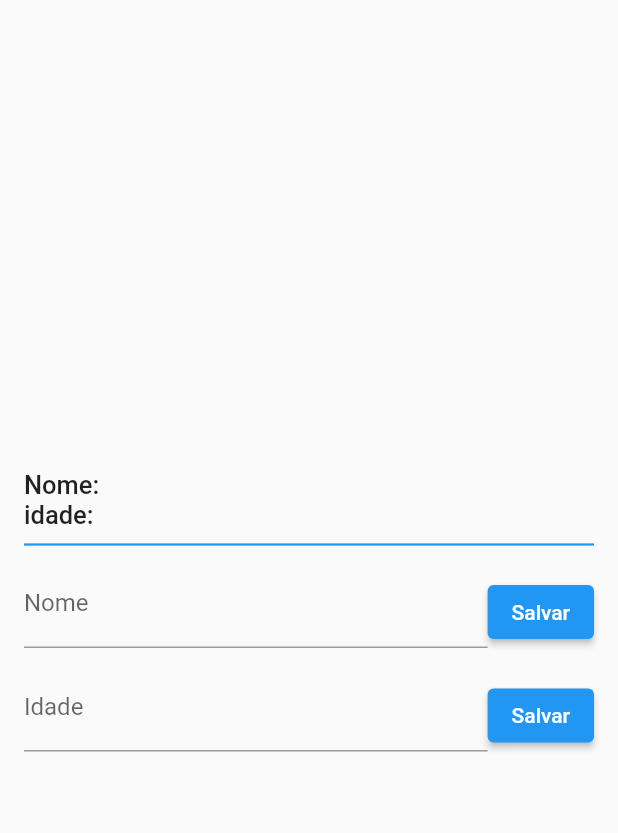
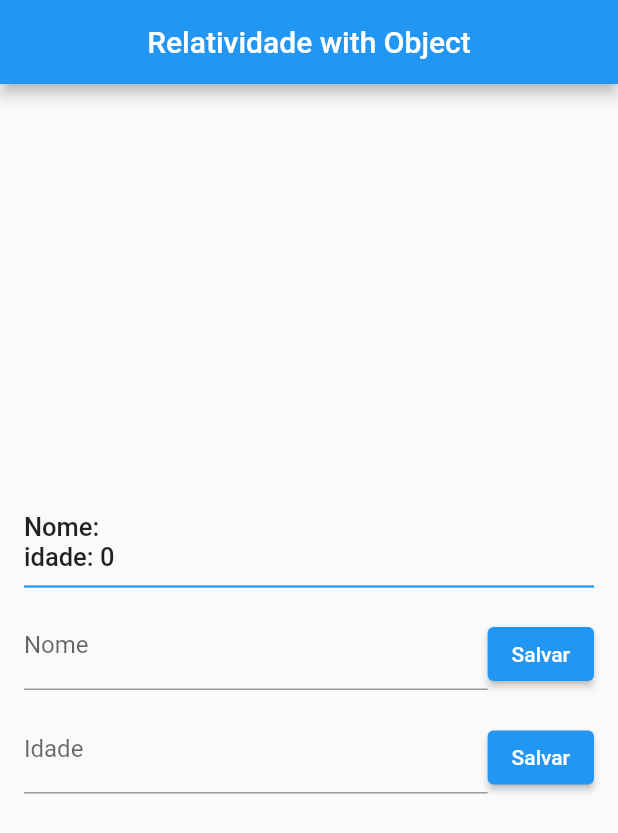
Before and after one commit to caneto/Get_intro, a Flutter app: the screen it shows after launch, after a tap on "Salvar", on a phone screen of 412 x 824 dp. Shown: the top 833 px of the screen. Run offline on Flutter 3.47's test engine with Material 2 defaults, Android fonts, the phone set to English and light mode, and no system bars; our stand-ins replace get.

Commit message:
Atualização do Obx

```diff
--- a/lib/main.dart
+++ b/lib/main.dart
@@ -1,4 +1,6 @@
 import 'package:flutter/material.dart';
+import 'package:get/get.dart';
+import 'package:getintro/user_controller.dart';
 
 void main() {
   runApp(const MyApp());
@@ -10,7 +12,8 @@ class MyApp extends StatelessWidget {
   @override
   Widget build(BuildContext context) {
     return MaterialApp(
-      title: 'Flutter Demo',
+      debugShowCheckedModeBanner: false,
+      title: 'Relatividade With Object',
       theme: ThemeData(
         primarySwatch: Colors.blue,
       ),
@@ -25,28 +28,35 @@ class HomePage extends StatelessWidget {
   final nameController = TextEditingController();
   final ageController = TextEditingController();
 
-  TextStyle commonStyle() => const TextStyle(
-    fontSize: 17,
-    fontWeight: FontWeight.w500,
-  );
+  TextStyle commonStyle() =>
+      const TextStyle(
+        fontSize: 17,
+        fontWeight: FontWeight.w500,
+      );
+
+  final userController = UserController();
 
   @override
   Widget build(BuildContext context) {
     return Scaffold(
+      appBar: AppBar(
+        title: const Text("Relatividade with Object",),
+        centerTitle: true,
+      ),
       body: Padding(
         padding: const EdgeInsets.all(16),
         child: Column(
           mainAxisAlignment: MainAxisAlignment.center,
           crossAxisAlignment: CrossAxisAlignment.stretch,
           children: [
-            Text(
-              'Nome: ',
+            Obx(() => Text(
+                'Nome: ${userController.user.value.name}',
+                style: commonStyle(),
+            )),
+            Obx(() => Text(
+              'idade: ${userController.user.value.age}',
               style: commonStyle(),
-            ),
-            Text(
-              'idade: ',
-              style: commonStyle(),
-            ),
+            )),
 
             const Divider(
               thickness: 1.5,
@@ -69,7 +79,9 @@ class HomePage extends StatelessWidget {
 
                 // Botão para salvar o nome
                 ElevatedButton(
-                  onPressed: () {},
+                  onPressed: () {
+                    userController.setUserName(nameController.text);
+                  },
                   child: const Text('Salvar'),
                 ),
               ],
@@ -93,7 +105,9 @@ class HomePage extends StatelessWidget {
 
                 // Botão para salvar a idade
                 ElevatedButton(
-                  onPressed: () {},
+                  onPressed: () {
+                    userController.setUserAge(int.parse(ageController.text));
+                  },
                   child: const Text('Salvar'),
                 ),
               ],
--- /dev/null
+++ b/lib/user_controller.dart
@@ -0,0 +1,20 @@
+import 'package:get/get.dart';
+import 'package:getintro/user_model.dart';
+
+class UserController extends GetxController {
+  Rx<UserModel> user = UserModel().obs;
+
+  void setUserName(String userName) {
+    //user.update((val) {
+    //  val?.name = userName;
+    //});
+    user.value.name = userName;
+    user.refresh();
+  }
+
+  void setUserAge(int userAge) {
+    user.update((val) {
+      val?.age = userAge;
+    });
+  }
+}
--- /dev/null
+++ b/lib/user_model.dart
@@ -0,0 +1,7 @@
+class UserModel {
+
+  String name;
+  int age;
+
+  UserModel({this.name = "", this.age = 0});
+}
```
